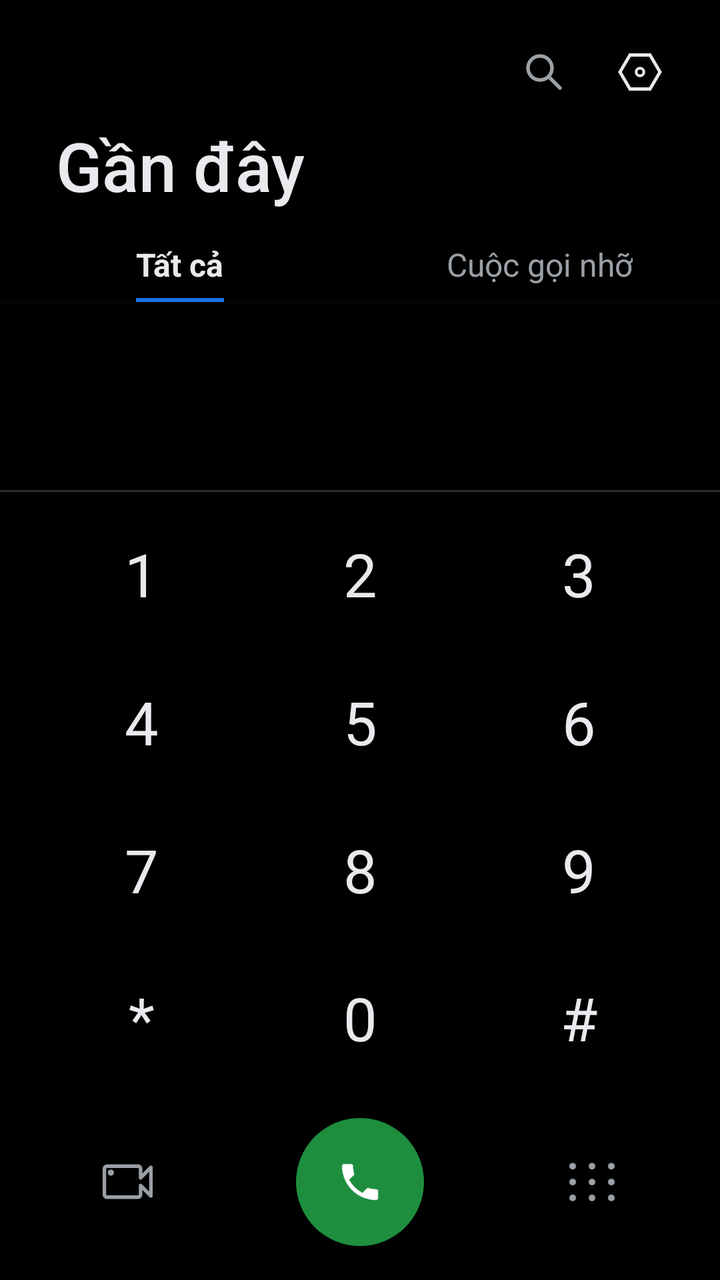
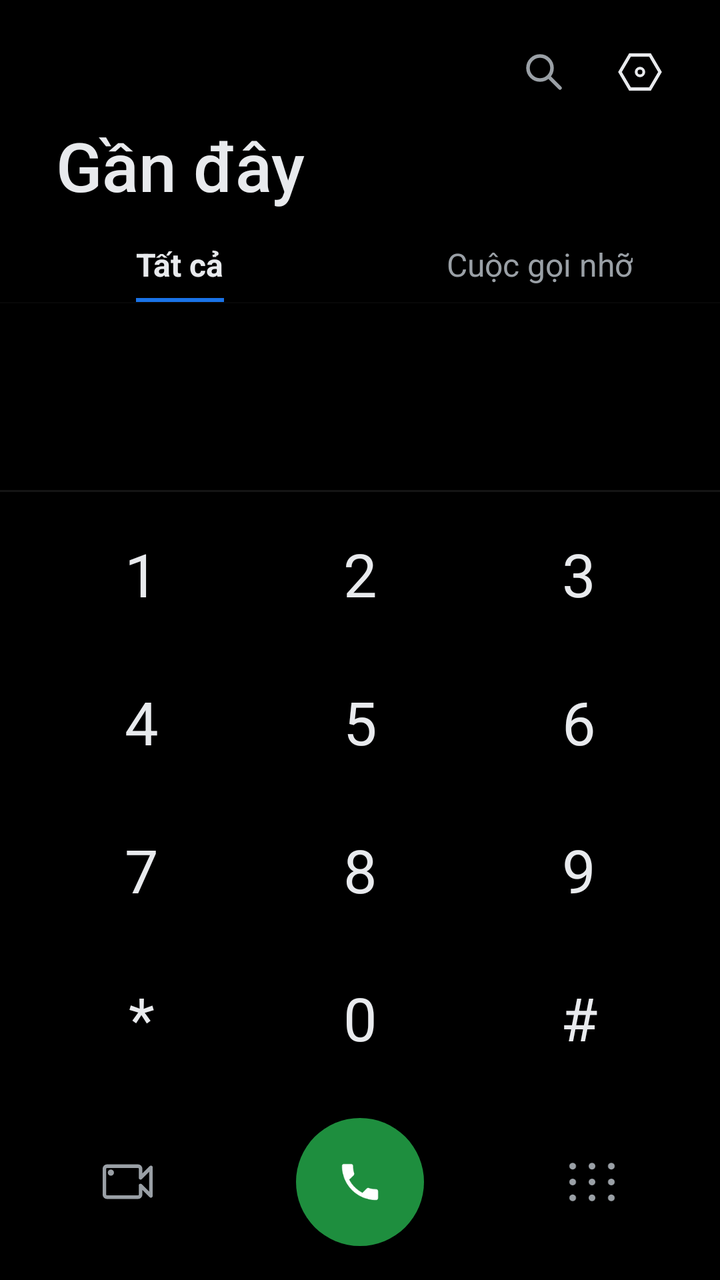

Screens rendered from an Android XML layout before and after an edit, with the pre-edit source and the edit as a unified diff.
<!-- AndroidManifest.xml: application theme Theme.SimpleCall -->
<!-- res/layout/fragment_dialer.xml -->
<?xml version="1.0" encoding="utf-8"?>
<LinearLayout xmlns:android="http://schemas.android.com/apk/res/android"
    xmlns:app="http://schemas.android.com/apk/res-auto"
    xmlns:tools="http://schemas.android.com/tools"
    android:layout_width="match_parent"
    android:layout_height="match_parent"
    android:orientation="vertical"
    android:background="@color/bg">

    
    <LinearLayout
        android:id="@+id/llDialerHeader"
        android:layout_width="match_parent" android:layout_height="wrap_content"
        android:orientation="vertical">

        <FrameLayout
            android:layout_width="match_parent" android:layout_height="wrap_content"
            android:paddingTop="16dp" android:paddingEnd="20dp">
            <LinearLayout
                android:layout_width="wrap_content" android:layout_height="wrap_content"
                android:layout_gravity="end"
                android:orientation="horizontal">
                <ImageButton
                    android:id="@+id/btnDialerSearch"
                    android:layout_width="40dp" android:layout_height="40dp"
                    android:background="@android:color/transparent"
                    android:src="@drawable/ic_search"
                    android:contentDescription="@string/search" />
                <ImageButton
                    android:id="@+id/btnDialerSettings"
                    android:layout_width="40dp" android:layout_height="40dp"
                    android:layout_marginStart="8dp"
                    android:background="@android:color/transparent"
                    android:src="@drawable/ic_hexagon_settings"
                    android:contentDescription="@string/settings" />
            </LinearLayout>
        </FrameLayout>

        <TextView
            android:layout_width="wrap_content" android:layout_height="wrap_content"
            android:layout_marginStart="28dp" android:layout_marginTop="4dp"
            android:text="@string/recents_title"
            android:textSize="34sp"
            android:textColor="@color/text_primary"
            android:fontFamily="sans-serif-medium" />

        <LinearLayout
            android:layout_width="match_parent" android:layout_height="wrap_content"
            android:orientation="horizontal"
            android:paddingTop="16dp">

            <FrameLayout
                android:layout_width="0dp" android:layout_height="wrap_content"
                android:layout_weight="1">
                <LinearLayout
                    android:id="@+id/tabAll"
                    android:layout_width="wrap_content" android:layout_height="wrap_content"
                    android:layout_gravity="center"
                    android:orientation="vertical"
                    android:gravity="center_horizontal"
                    android:clickable="true" android:focusable="true">
                    <TextView
                        android:id="@+id/tvTabAll"
                        android:layout_width="wrap_content" android:layout_height="wrap_content"
                        android:text="@string/tab_all"
                        android:textSize="16sp" android:textStyle="bold"
                        android:textColor="@color/text_primary"
                        android:fontFamily="sans-serif" />
                    <View
                        android:id="@+id/tabAllUnderline"
                        android:layout_width="match_parent" android:layout_height="2dp"
                        android:layout_marginTop="6dp"
                        android:background="@color/accent_blue" />
                </LinearLayout>
            </FrameLayout>

            <FrameLayout
                android:layout_width="0dp" android:layout_height="wrap_content"
                android:layout_weight="1">
                <LinearLayout
                    android:id="@+id/tabMissed"
                    android:layout_width="wrap_content" android:layout_height="wrap_content"
                    android:layout_gravity="center"
                    android:orientation="vertical"
                    android:gravity="center_horizontal"
                    android:clickable="true" android:focusable="true">
                    <TextView
                        android:id="@+id/tvTabMissed"
                        android:layout_width="wrap_content" android:layout_height="wrap_content"
                        android:text="@string/tab_missed"
                        android:textSize="16sp"
                        android:textColor="@color/text_secondary"
                        android:fontFamily="sans-serif" />
                    <View
                        android:id="@+id/tabMissedUnderline"
                        android:layout_width="match_parent" android:layout_height="2dp"
                        android:layout_marginTop="6dp"
                        android:background="@android:color/transparent" />
                </LinearLayout>
            </FrameLayout>
        </LinearLayout>

        <View
            android:layout_width="match_parent" android:layout_height="0.5dp"
            android:background="#332B2B2B" />
    </LinearLayout>

    
    <FrameLayout
        android:layout_width="match_parent"
        android:layout_height="0dp"
        android:layout_weight="1">

    
    <androidx.recyclerview.widget.RecyclerView
        android:id="@+id/rvRecents"
        android:layout_width="match_parent"
        android:layout_height="match_parent"
        android:clipToPadding="false"
        android:paddingBottom="280dp" />

    
    <LinearLayout
        android:id="@+id/llSuggestionsWrap"
        android:layout_width="match_parent"
        android:layout_height="match_parent"
        android:orientation="vertical"
        android:paddingBottom="280dp"
        android:visibility="gone">

        <TextView
            android:id="@+id/tvSuggestionsHeader"
            android:layout_width="match_parent"
            android:layout_height="wrap_content"
            android:text="@string/all_contacts"
            android:textSize="14sp"
            android:textColor="@color/text_secondary"
            android:fontFamily="sans-serif"
            android:paddingStart="20dp"
            android:paddingEnd="20dp"
            android:paddingTop="14dp"
            android:paddingBottom="8dp" />

        <androidx.recyclerview.widget.RecyclerView
            android:id="@+id/rvSuggestions"
            android:layout_width="match_parent"
            android:layout_height="0dp"
            android:layout_weight="1"
            android:clipToPadding="false" />
    </LinearLayout>

    
    <LinearLayout
        android:id="@+id/llNoMatchActions"
        android:layout_width="match_parent"
        android:layout_height="wrap_content"
        android:orientation="vertical"
        android:paddingTop="8dp"
        android:visibility="gone">

        <LinearLayout
            android:layout_width="match_parent" android:layout_height="wrap_content"
            android:orientation="horizontal"
            android:gravity="center_vertical"
            android:paddingStart="28dp" android:paddingEnd="28dp"
            android:paddingTop="4dp" android:paddingBottom="4dp">

            
            <LinearLayout
                android:id="@+id/rowCreateContact"
                android:layout_width="72dp" android:layout_height="wrap_content"
                android:orientation="vertical" android:gravity="center"
                android:clickable="true" android:focusable="true">
                <ImageView android:layout_width="28dp" android:layout_height="28dp"
                    android:src="@drawable/ic_add"
                    android:tint="@color/text_secondary" tools:ignore="MissingClass"/>
                <TextView android:layout_width="wrap_content" android:layout_height="wrap_content"
                    android:layout_marginTop="4dp"
                    android:text="@string/create_new_contact"
                    android:textSize="10sp" android:textColor="@color/text_secondary"
                    android:gravity="center" android:maxLines="2"/>
            </LinearLayout>

            <Space android:layout_width="0dp" android:layout_height="1dp" android:layout_weight="1"/>

            
            <LinearLayout
                android:id="@+id/rowAddToExisting"
                android:layout_width="72dp" android:layout_height="wrap_content"
                android:orientation="vertical" android:gravity="center"
                android:clickable="true" android:focusable="true">
                <ImageView android:layout_width="28dp" android:layout_height="28dp"
                    android:src="@drawable/ic_person_add"
                    android:tint="@color/text_secondary" tools:ignore="MissingClass"/>
                <TextView android:layout_width="wrap_content" android:layout_height="wrap_content"
                    android:layout_marginTop="4dp"
                    android:text="@string/add_to_existing_contact"
                    android:textSize="10sp" android:textColor="@color/text_secondary"
                    android:gravity="center" android:maxLines="2"/>
            </LinearLayout>

        </LinearLayout>

        
        <LinearLayout
            android:id="@+id/rowSendSms"
            android:layout_width="match_parent" android:layout_height="wrap_content"
            android:orientation="horizontal" android:gravity="center_vertical"
            android:background="@drawable/bg_settings_row"
            android:clickable="true" android:focusable="true"
            android:paddingStart="20dp" android:paddingEnd="20dp"
            android:paddingTop="14dp" android:paddingBottom="14dp">
            <ImageView android:layout_width="24dp" android:layout_height="24dp"
                android:src="@android:drawable/ic_dialog_email" app:tint="@color/white" tools:ignore="MissingClass"/>
            <TextView android:layout_width="0dp" android:layout_height="wrap_content"
                android:layout_weight="1" android:layout_marginStart="24dp"
                android:text="@string/send_sms"
                android:textSize="16sp" android:textColor="@color/text_primary" android:fontFamily="sans-serif"/>
        </LinearLayout>

        <LinearLayout
            android:id="@+id/rowVideoMeet"
            android:layout_width="match_parent" android:layout_height="wrap_content"
            android:orientation="horizontal" android:gravity="center_vertical"
            android:background="@drawable/bg_settings_row"
            android:clickable="true" android:focusable="true"
            android:paddingStart="20dp" android:paddingEnd="20dp"
            android:paddingTop="14dp" android:paddingBottom="14dp">
            <ImageView android:layout_width="24dp" android:layout_height="24dp"
                android:src="@drawable/ic_video_call" app:tint="@color/white" tools:ignore="MissingClass"/>
            <TextView android:layout_width="0dp" android:layout_height="wrap_content"
                android:layout_weight="1" android:layout_marginStart="24dp"
                android:text="@string/video_call_meet"
                android:textSize="16sp" android:textColor="@color/text_primary" android:fontFamily="sans-serif"/>
        </LinearLayout>
    </LinearLayout>

    
    <LinearLayout
        android:id="@+id/panelKeypad"
        android:layout_width="match_parent"
        android:layout_height="wrap_content"
        android:layout_gravity="bottom"
        android:orientation="vertical"
        android:background="@color/bg"
        android:elevation="8dp">

        
        <View
            android:layout_width="match_parent"
            android:layout_height="1dp"
            android:background="@color/divider" />

        
        <FrameLayout
            android:id="@+id/frameNumber"
            android:layout_width="match_parent"
            android:layout_height="wrap_content"
            android:paddingTop="10dp"
            android:paddingStart="20dp"
            android:paddingEnd="20dp"
            android:visibility="gone">

            <ImageButton
                android:id="@+id/btnDialMenu"
                android:layout_width="40dp"
                android:layout_height="40dp"
                android:layout_gravity="center_vertical|start"
                android:background="@android:color/transparent"
                android:src="@drawable/ic_more_vert"
                android:contentDescription="@string/dialpad_options"
                android:visibility="invisible" />

            <EditText
                android:id="@+id/etNumber"
                android:layout_width="match_parent"
                android:layout_height="wrap_content"
                android:layout_gravity="center_vertical"
                android:paddingStart="48dp"
                android:paddingEnd="62dp"
                android:background="@null"
                android:inputType="none"
                android:gravity="center"
                android:textSize="32sp"
                android:textColor="@color/text_primary"
                android:fontFamily="sans-serif-light"
                android:cursorVisible="true"
                android:maxLines="1" />

            <ImageButton
                android:id="@+id/btnBackspace"
                android:layout_width="62dp"
                android:layout_height="40dp"
                android:layout_gravity="center_vertical|end"
                android:background="@android:color/transparent"
                android:src="@drawable/ic_backspace"
                android:contentDescription="@string/cancel"
                android:visibility="invisible" />
        </FrameLayout>

        
        <GridLayout
            android:id="@+id/keypad"
            android:layout_width="match_parent"
            android:layout_height="wrap_content"
            android:layout_marginTop="4dp"
            android:paddingStart="16dp"
            android:paddingEnd="16dp"
            android:columnCount="3"
            android:rowCount="4"
            android:useDefaultMargins="false">

            <Button android:tag="1" style="@style/KeyBtn" android:text="1" android:layout_columnWeight="1" />
            <Button android:tag="2" style="@style/KeyBtn" android:text="2" android:layout_columnWeight="1" />
            <Button android:tag="3" style="@style/KeyBtn" android:text="3" android:layout_columnWeight="1" />
            <Button android:tag="4" style="@style/KeyBtn" android:text="4" android:layout_columnWeight="1" />
            <Button android:tag="5" style="@style/KeyBtn" android:text="5" android:layout_columnWeight="1" />
            <Button android:tag="6" style="@style/KeyBtn" android:text="6" android:layout_columnWeight="1" />
            <Button android:tag="7" style="@style/KeyBtn" android:text="7" android:layout_columnWeight="1" />
            <Button android:tag="8" style="@style/KeyBtn" android:text="8" android:layout_columnWeight="1" />
            <Button android:tag="9" style="@style/KeyBtn" android:text="9" android:layout_columnWeight="1" />
            <Button android:tag="*" style="@style/KeyBtn" android:text="*" android:layout_columnWeight="1" />
            <Button android:tag="0" style="@style/KeyBtn" android:text="0" android:layout_columnWeight="1" />
            <Button android:tag="#" style="@style/KeyBtn" android:text="#" android:layout_columnWeight="1" />
        </GridLayout>

        
        <LinearLayout
            android:id="@+id/rowDialControls"
            android:layout_width="match_parent"
            android:layout_height="wrap_content"
            android:orientation="horizontal"
            android:gravity="center_vertical"
            android:paddingTop="12dp"
            android:paddingBottom="16dp"
            android:paddingStart="28dp"
            android:paddingEnd="28dp">

            <FrameLayout
                android:id="@+id/btnVideoCall"
                android:layout_width="72dp" android:layout_height="66dp"
                android:background="@android:color/transparent"
                android:clickable="true" android:focusable="true"
                android:contentDescription="@string/video_call">
                <ImageView android:layout_width="31dp" android:layout_height="31dp"
                    android:layout_gravity="center"
                    android:src="@drawable/ic_video_call_outline"
                    android:tint="@color/text_secondary"
                    tools:ignore="MissingClass"/>
            </FrameLayout>

            <Space android:layout_width="0dp" android:layout_height="1dp" android:layout_weight="1"/>

            <ImageButton
                android:id="@+id/btnCall"
                android:layout_width="64dp" android:layout_height="64dp"
                android:layout_gravity="center"
                android:background="@drawable/bg_call_circle"
                android:src="@drawable/ic_call"
                android:contentDescription="@string/call"
                android:visibility="visible" />

            <LinearLayout
                android:id="@+id/llCallDual"
                android:layout_width="wrap_content" android:layout_height="50dp"
                android:layout_gravity="center"
                android:orientation="horizontal"
                android:visibility="gone">

                <FrameLayout
                    android:id="@+id/btnCallSim1"
                    android:layout_width="95dp" android:layout_height="match_parent"
                    android:background="@drawable/bg_call_pill_left"
                    android:clickable="true" android:focusable="true">
                    
                    <View
                        android:layout_width="14dp" android:layout_height="match_parent"
                        android:layout_gravity="end"
                        android:background="@color/btn_call_pill_right" />
                    <ImageView android:layout_width="22dp" android:layout_height="22dp"
                        android:layout_gravity="center" android:src="@drawable/ic_call" tools:ignore="MissingClass"/>
                    <TextView android:layout_width="wrap_content" android:layout_height="wrap_content"
                        android:layout_gravity="center" android:translationX="9dp" android:translationY="-4dp"
                        android:text="1" android:textSize="12sp" android:textStyle="bold"
                        android:textColor="@color/white" android:fontFamily="sans-serif-medium"/>
                </FrameLayout>

                <FrameLayout
                    android:id="@+id/btnCallSim2"
                    android:layout_width="95dp" android:layout_height="match_parent"
                    android:background="@drawable/bg_call_pill_right"
                    android:clickable="true" android:focusable="true">
                    <ImageView android:layout_width="22dp" android:layout_height="22dp"
                        android:layout_gravity="center" android:src="@drawable/ic_call" tools:ignore="MissingClass"/>
                    <TextView android:layout_width="wrap_content" android:layout_height="wrap_content"
                        android:layout_gravity="center" android:translationX="9dp" android:translationY="-4dp"
                        android:text="2" android:textSize="12sp" android:textStyle="bold"
                        android:textColor="@color/white" android:fontFamily="sans-serif-medium"/>
                </FrameLayout>
            </LinearLayout>

            <Space android:layout_width="0dp" android:layout_height="1dp" android:layout_weight="1"/>

            <ImageButton
                android:id="@+id/btnKeypadToggle"
                android:layout_width="72dp" android:layout_height="66dp"
                android:background="@android:color/transparent"
                android:src="@drawable/ic_dialpad"
                android:tint="@color/text_secondary"
                android:contentDescription="@string/open_dialpad" />

        </LinearLayout>
    </LinearLayout>

    </FrameLayout>
</LinearLayout>
<!-- resources referenced by this layout -->
<resources>
  <color name="accent_blue">#1A73E8</color>
  <color name="bg">#000000</color>
  <color name="btn_call_pill_right">#1AA155</color>
  <color name="divider">#2A2A2A</color>
  <color name="text_primary">#E8EAED</color>
  <color name="text_secondary">#9AA0A6</color>
  <color name="white">#FFFFFF</color>
  <!-- drawable bg_call_circle (drawable) -->
  <?xml version="1.0" encoding="utf-8"?>
  <ripple xmlns:android="http://schemas.android.com/apk/res/android"
      android:color="#331E8E3E">
      <item>
          <shape android:shape="oval">
              <solid android:color="@color/btn_call" />
          </shape>
      </item>
  </ripple>
  <!-- drawable bg_settings_row (drawable) -->
  <?xml version="1.0" encoding="utf-8"?>
  <ripple xmlns:android="http://schemas.android.com/apk/res/android"
      android:color="@color/key_ripple">
      <item>
          <shape android:shape="rectangle">
              <solid android:color="@color/bg_row" />
          </shape>
      </item>
  </ripple>
  <!-- drawable ic_add (drawable) -->
  <?xml version="1.0" encoding="utf-8"?>
  <vector xmlns:android="http://schemas.android.com/apk/res/android"
      android:width="24dp" android:height="24dp"
      android:viewportWidth="24" android:viewportHeight="24">
      
      <path android:fillColor="#FFFFFFFF"
          android:pathData="M20.4,13.2 L13.2,13.2 L13.2,20.4 L10.8,20.4 L10.8,13.2 L3.6,13.2
                             L3.6,10.8 L10.8,10.8 L10.8,3.6 L13.2,3.6 L13.2,10.8 L20.4,10.8 Z"/>
  </vector>
  <!-- drawable ic_person_add (drawable) -->
  <?xml version="1.0" encoding="utf-8"?>
  <vector xmlns:android="http://schemas.android.com/apk/res/android"
      android:width="24dp" android:height="24dp"
      android:viewportWidth="24" android:viewportHeight="24">
      <path android:fillColor="#FF000000"
          android:pathData="M15,12c2.21,0 4,-1.79 4,-4s-1.79,-4 -4,-4 -4,1.79 -4,4 1.79,4 4,4zM15,14c-2.67,0 -8,1.34 -8,4v2h16v-2c0,-2.66 -5.33,-4 -8,-4zM5,15v-3h3v-2H5V7H3v3H0v2h3v3z"/>
  </vector>
  <!-- drawable ic_video_call (drawable) -->
  <?xml version="1.0" encoding="utf-8"?>
  <vector xmlns:android="http://schemas.android.com/apk/res/android"
      android:width="24dp" android:height="24dp"
      android:viewportWidth="24" android:viewportHeight="24">
      <path android:fillColor="#FFFFFF"
          android:pathData="M17,10.5V7c0-0.55-0.45-1-1-1H4C3.45,6 3,6.45 3,7v10c0,0.55 0.45,1 1,1h12c0.55,0 1-0.45 1-1v-3.5l4,4v-11L17,10.5z"/>
  </vector>
  <string name="add_to_existing_contact">Thêm vào liên hệ hiện có</string>
  <string name="all_contacts">Tất cả liên hệ</string>
  <string name="call">Gọi</string>
  <string name="cancel">Hủy</string>
  <string name="create_new_contact">Tạo liên hệ mới</string>
  <string name="dialpad_options">Tùy chọn quay số</string>
  <string name="open_dialpad">Bàn phím</string>
  <string name="recents_title">Gần đây</string>
  <string name="search">Tìm kiếm</string>
  <string name="send_sms">Gửi tin nhắn SMS</string>
  <string name="settings">Cài đặt</string>
  <string name="tab_all">Tất cả</string>
  <string name="tab_missed">Cuộc gọi nhỡ</string>
  <string name="video_call">Gọi video</string>
  <string name="video_call_meet">Cuộc gọi video Meet</string>
  <color name="btn_call">#1E8E3E</color>
  <color name="btn_call_sim1">#27C76F</color>
  <color name="key_ripple">#22FFFFFF</color>
  <color name="bg_row">#000000</color>
  <!-- drawable bg_key (drawable) -->
  <?xml version="1.0" encoding="utf-8"?>
  <ripple xmlns:android="http://schemas.android.com/apk/res/android"
      android:color="@color/key_ripple">
      <item>
          <shape android:shape="oval">
              <solid android:color="@android:color/transparent" />
          </shape>
      </item>
  </ripple>
  <color name="primary">#1E8E3E</color>
  <color name="primary_dark">#137333</color>
  <!-- unchanged entries left out for length: 11 -->
</resources>

<!-- the commit's change to res/layout/fragment_dialer.xml (unified diff, before → after) -->
@@ -249,7 +249,7 @@
         <View
             android:layout_width="match_parent"
             android:layout_height="1dp"
-            android:background="@color/divider" />
+            android:background="#151515" /> 
 
         
         <FrameLayout
<!-- resource entries referenced after the edit -->
@@ -3,7 +3,6 @@
   <color name="accent_blue">#1A73E8</color>
   <color name="bg">#000000</color>
   <color name="btn_call_pill_right">#1AA155</color>
-  <color name="divider">#2A2A2A</color>
   <color name="text_primary">#E8EAED</color>
   <color name="text_secondary">#9AA0A6</color>
   <color name="white">#FFFFFF</color>
